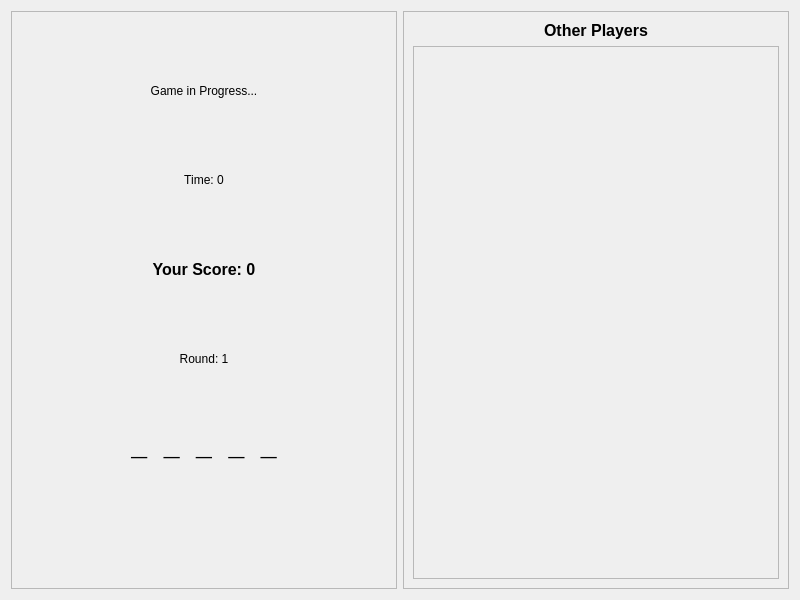
The window that python_client/views/ui/qt_multiplayer_game_view.ui (YuriHa-op/Hangman) describes before a commit, drawn with Qt 5.
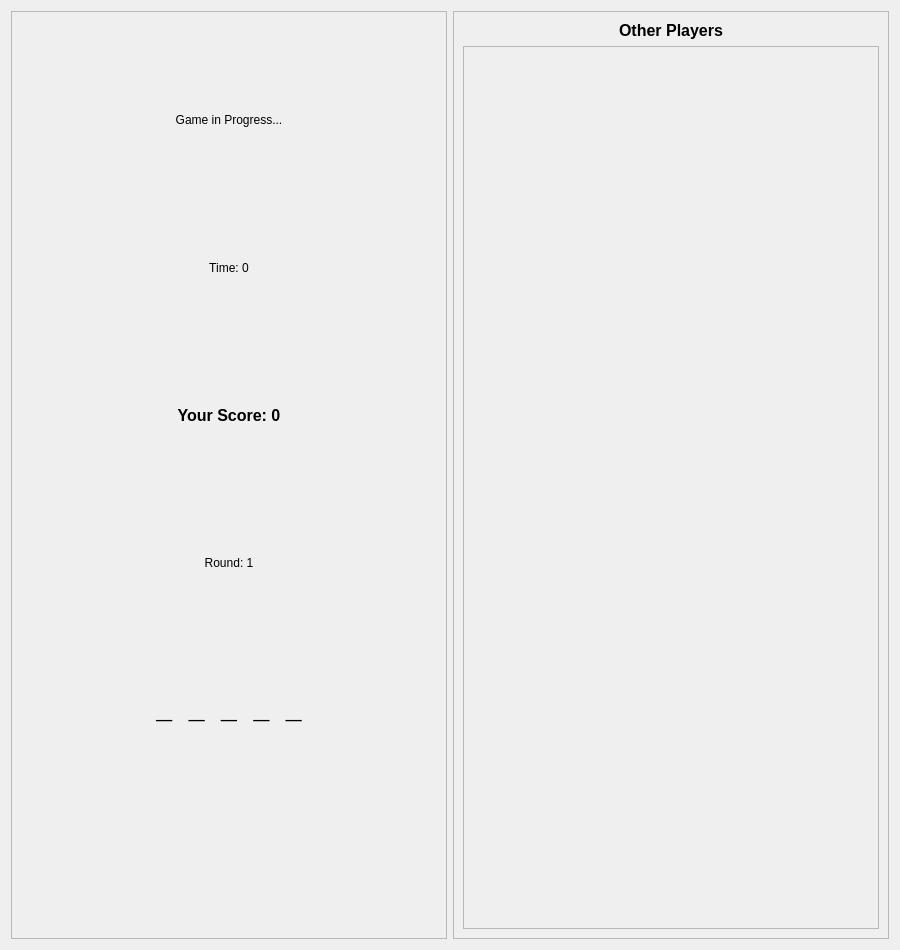
The same window after the commit.

Diff of the .ui file:
```diff
--- a/python_client/views/ui/qt_multiplayer_game_view.ui
+++ b/python_client/views/ui/qt_multiplayer_game_view.ui
@@ -6,8 +6,8 @@
    <rect>
     <x>0</x>
     <y>0</y>
-    <width>800</width>
-    <height>600</height>
+    <width>900</width>
+    <height>950</height>
    </rect>
   </property>
   <property name="windowTitle">
```
